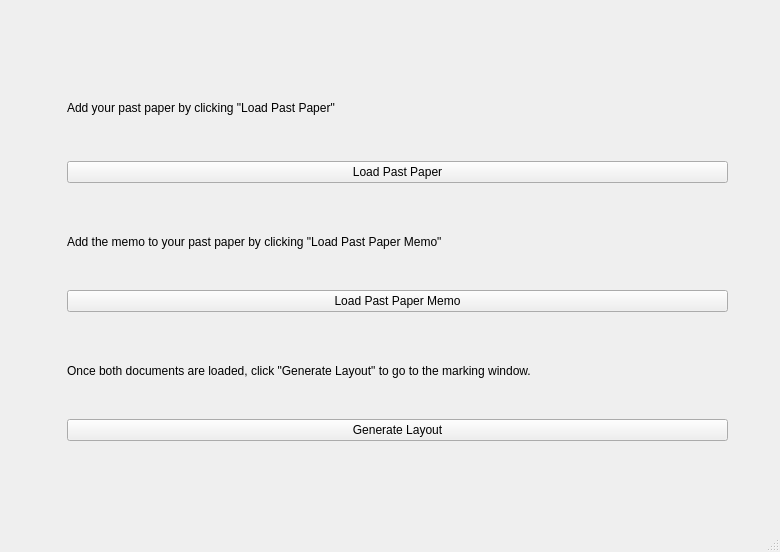
Qt form MainWindow.ui (MahanTaps/PyMarkingTool-) before a commit.
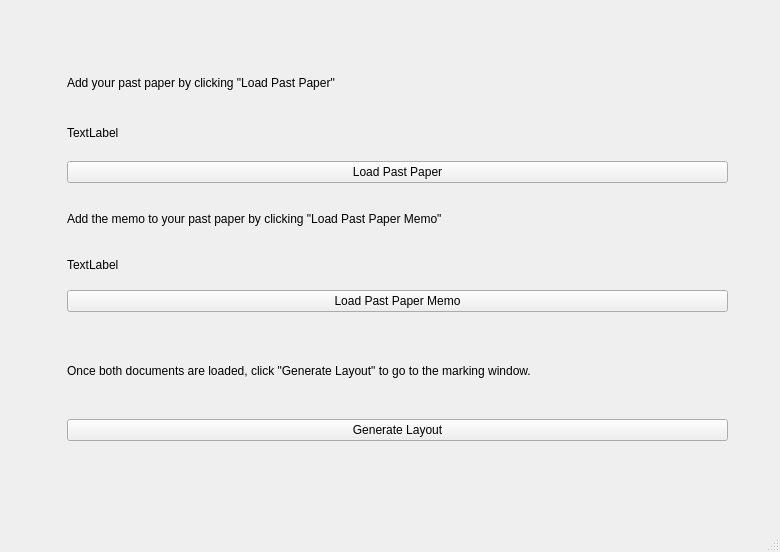
The same form after that commit.

Commit message: feat(ui): add labels to show selected file names for memo and past paper

Diff of the .ui file:
```diff
--- a/MainWindow.ui
+++ b/MainWindow.ui
@@ -39,6 +39,13 @@
          </property>
         </widget>
        </item>
+       <item>
+        <widget class="QLabel" name="label">
+         <property name="text">
+          <string>TextLabel</string>
+         </property>
+        </widget>
+       </item>
        <item>
         <widget class="QPushButton" name="btn_loadPastPaper">
          <property name="text">
@@ -60,6 +67,13 @@
          </property>
         </widget>
        </item>
+       <item>
+        <widget class="QLabel" name="label_2">
+         <property name="text">
+          <string>TextLabel</string>
+         </property>
+        </widget>
+       </item>
        <item>
         <widget class="QPushButton" name="btn_loadMemo">
          <property name="text">
```
The commit also changes 2 other files.
